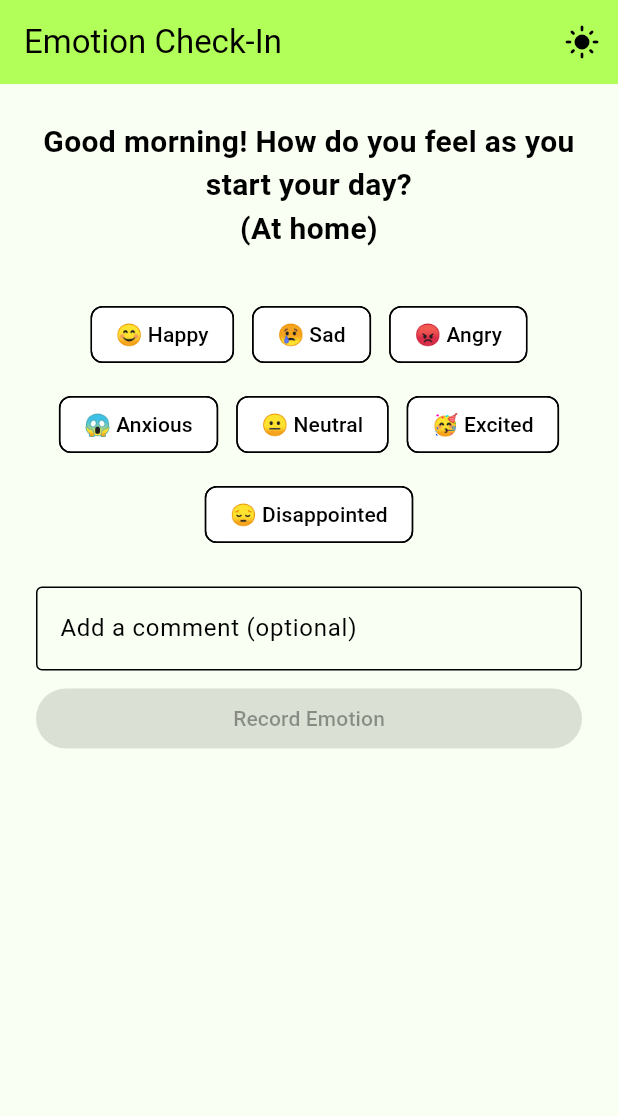
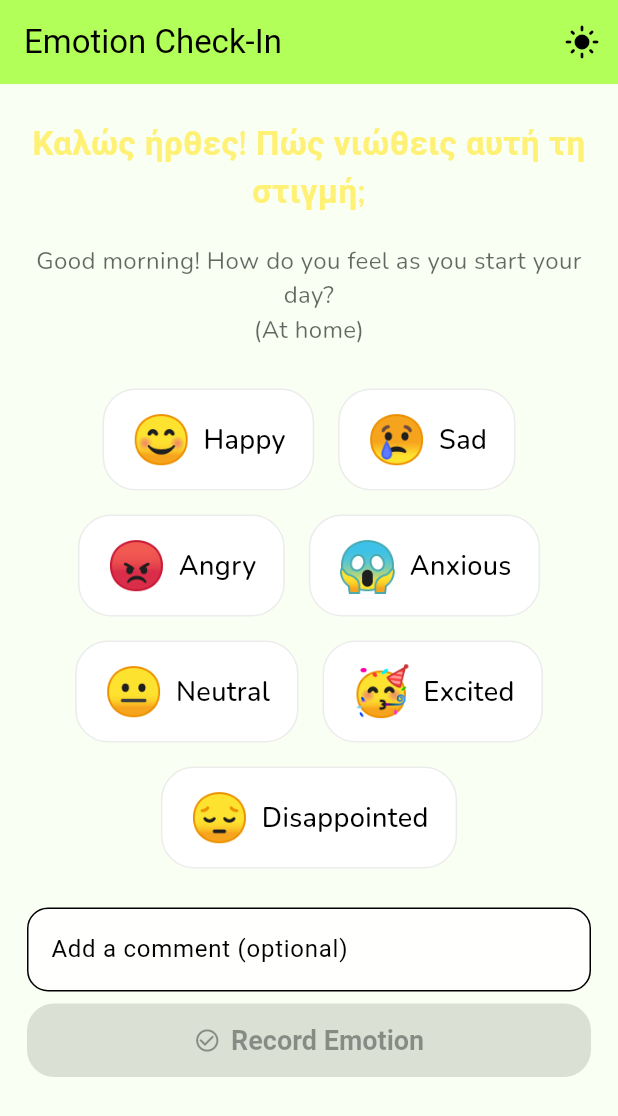
Before and after one commit to SynaestheticSynthesis/CompAnIon, a Flutter app: the screen it shows after launch, on a phone screen of 412 x 824 dp. Shown: the top 1116 px of the screen. Run offline on Flutter 3.47's test engine with Material 3 defaults, Android fonts, the phone set to English and light mode, and no system bars; our stand-ins replace google_fonts, share_plus, shared_preferences.

Commit message:
feat: Enhance EmotionCheckInScreen with animated emotion selection and context-aware welcome message

```diff
--- a/lib/features/emotion_check_in/emotion_check_in_screen.dart
+++ b/lib/features/emotion_check_in/emotion_check_in_screen.dart
@@ -7,6 +7,7 @@ import 'package:share_plus/share_plus.dart';
 import 'package:intl/intl.dart';
 import '../../core/logic/context_signals.dart';
 import '../../core/emotion_hierarchy.dart';
+import 'package:google_fonts/google_fonts.dart';
 
 /// EmotionCheckInScreen
 /// A simple screen where the user can select and record their current emotion.
@@ -19,7 +20,7 @@ class EmotionCheckInScreen extends StatefulWidget {
   State<EmotionCheckInScreen> createState() => _EmotionCheckInScreenState();
 }
 
-class _EmotionCheckInScreenState extends State<EmotionCheckInScreen> {
+class _EmotionCheckInScreenState extends State<EmotionCheckInScreen> with SingleTickerProviderStateMixin {
   // List of available emotions
   final List<String> _emotions = [
     '😊 Happy',
@@ -48,11 +49,19 @@ class _EmotionCheckInScreenState extends State<EmotionCheckInScreen> {
   String _location = '';
   String _weather = '';
 
+  AnimationController? _emojiAnimController;
+
   @override
   void initState() {
     super.initState();
     _loadHistory();
     _detectContextSignals();
+    _emojiAnimController = AnimationController(
+      vsync: this,
+      duration: const Duration(milliseconds: 350),
+      lowerBound: 0.9,
+      upperBound: 1.15,
+    );
   }
 
   void _detectContextSignals() {
@@ -65,6 +74,7 @@ class _EmotionCheckInScreenState extends State<EmotionCheckInScreen> {
   @override
   void dispose() {
     _commentController.dispose();
+    _emojiAnimController?.dispose();
     super.dispose();
   }
 
@@ -307,8 +317,29 @@ class _EmotionCheckInScreenState extends State<EmotionCheckInScreen> {
     return classifyEmotion(dom);
   }
 
+  // Προσωποποιημένο μήνυμα καλωσορίσματος
+  String get _welcomeMessage {
+    if (_history.isEmpty) {
+      return "Καλώς ήρθες! Πώς νιώθεις αυτή τη στιγμή;";
+    }
+    final cat = _dominantEmotionCategory;
+    switch (cat) {
+      case 'positive':
+        return "Χαίρομαι που επιστρέφεις με θετική διάθεση! Πώς νιώθεις τώρα;";
+      case 'negative':
+        return "Είμαι εδώ για σένα, ό,τι κι αν νιώθεις. Πώς είσαι σήμερα;";
+      case 'neutral':
+        return "Παρατήρησε πώς νιώθεις αυτή τη στιγμή, χωρίς πίεση.";
+      case 'mixed':
+        return "Τα συναισθήματα αλλάζουν. Πώς είσαι τώρα;";
+      default:
+        return "Πώς νιώθεις αυτή τη στιγμή;";
+    }
+  }
+
   @override
   Widget build(BuildContext context) {
+    final theme = Theme.of(context);
     return Scaffold(
       appBar: AppBar(
         title: const Text('Emotion Check-In'),
@@ -320,55 +351,129 @@ class _EmotionCheckInScreenState extends State<EmotionCheckInScreen> {
               onPressed: widget.onToggleTheme,
             ),
         ],
+        elevation: 0,
+        backgroundColor: theme.colorScheme.primary,
       ),
       body: Padding(
-        padding: const EdgeInsets.all(24.0),
+        padding: const EdgeInsets.symmetric(horizontal: 18, vertical: 24),
         child: Column(
           crossAxisAlignment: CrossAxisAlignment.stretch,
           children: [
+            // Welcome message
+            Text(
+              _welcomeMessage,
+              style: GoogleFonts.nunito(
+                fontSize: 22,
+                fontWeight: FontWeight.w600,
+                color: theme.colorScheme.secondary,
+              ),
+              textAlign: TextAlign.center,
+            ),
+            const SizedBox(height: 18),
             // Context-aware prompt
             Text(
               _contextPrompt,
-              style: const TextStyle(fontSize: 20, fontWeight: FontWeight.bold),
+              style: GoogleFonts.nunito(
+                fontSize: 16,
+                color: theme.hintColor,
+              ),
               textAlign: TextAlign.center,
             ),
-            const SizedBox(height: 32),
-            // Emotion selection buttons
+            const SizedBox(height: 28),
+            // Animated emotion selection
             Wrap(
-              spacing: 12,
-              runSpacing: 12,
+              spacing: 16,
+              runSpacing: 16,
               alignment: WrapAlignment.center,
               children: _emotions.map((emotion) {
                 final isSelected = _selectedEmotion == emotion;
-                return ChoiceChip(
-                  label: Text(emotion),
-                  selected: isSelected,
-                  onSelected: (_) {
+                return GestureDetector(
+                  onTap: () {
                     setState(() {
                       _selectedEmotion = emotion;
                     });
+                    _emojiAnimController?.forward(from: 0.9);
                   },
-                  selectedColor: Colors.blue.shade100,
+                  child: AnimatedScale(
+                    scale: isSelected ? (_emojiAnimController?.value ?? 1.1) : 1.0,
+                    duration: const Duration(milliseconds: 350),
+                    curve: Curves.elasticOut,
+                    child: AnimatedContainer(
+                      duration: const Duration(milliseconds: 250),
+                      padding: const EdgeInsets.symmetric(horizontal: 18, vertical: 10),
+                      decoration: BoxDecoration(
+                        color: isSelected
+                            ? theme.colorScheme.secondary.withOpacity(0.18)
+                            : theme.cardColor,
+                        borderRadius: BorderRadius.circular(22),
+                        border: Border.all(
+                          color: isSelected
+                              ? theme.colorScheme.secondary
+                              : Colors.grey.withOpacity(0.2),
+                          width: isSelected ? 2.2 : 1.0,
+                        ),
+                        boxShadow: isSelected
+                            ? [
+                                BoxShadow(
+                                  color: theme.colorScheme.secondary.withOpacity(0.18),
+                                  blurRadius: 12,
+                                  offset: const Offset(0, 4),
+                                )
+                              ]
+                            : [],
+                      ),
+                      child: Row(
+                        mainAxisSize: MainAxisSize.min,
+                        children: [
+                          Text(
+                            emotion.split(' ').first,
+                            style: const TextStyle(fontSize: 32),
+                          ),
+                          const SizedBox(width: 8),
+                          Text(
+                            emotion.substring(emotion.indexOf(' ') + 1),
+                            style: GoogleFonts.nunito(
+                              fontSize: 18,
+                              fontWeight: isSelected ? FontWeight.bold : FontWeight.w500,
+                              color: isSelected
+                                  ? theme.colorScheme.secondary
+                                  : theme.textTheme.bodyLarge?.color,
+                            ),
+                          ),
+                        ],
+                      ),
+                    ),
+                  ),
                 );
               }).toList(),
             ),
-            const SizedBox(height: 16),
+            const SizedBox(height: 18),
             // Comment input
             Padding(
               padding: const EdgeInsets.symmetric(vertical: 8.0),
               child: TextField(
                 controller: _commentController,
-                decoration: const InputDecoration(
+                decoration: InputDecoration(
                   labelText: 'Add a comment (optional)',
-                  border: OutlineInputBorder(),
+                  border: OutlineInputBorder(
+                    borderRadius: BorderRadius.circular(14),
+                  ),
+                  filled: true,
+                  fillColor: theme.cardColor.withOpacity(0.95),
                 ),
                 minLines: 1,
                 maxLines: 2,
               ),
             ),
-            ElevatedButton(
+            ElevatedButton.icon(
               onPressed: _selectedEmotion == null ? null : _recordEmotion,
-              child: const Text('Record Emotion'),
+              icon: const Icon(Icons.check_circle_outline),
+              label: const Text('Record Emotion'),
+              style: ElevatedButton.styleFrom(
+                padding: const EdgeInsets.symmetric(vertical: 14),
+                textStyle: const TextStyle(fontSize: 18, fontWeight: FontWeight.w600),
+                shape: RoundedRectangleBorder(borderRadius: BorderRadius.circular(18)),
+              ),
             ),
             const SizedBox(height: 24),
             if (_history.isNotEmpty) ...[
```
